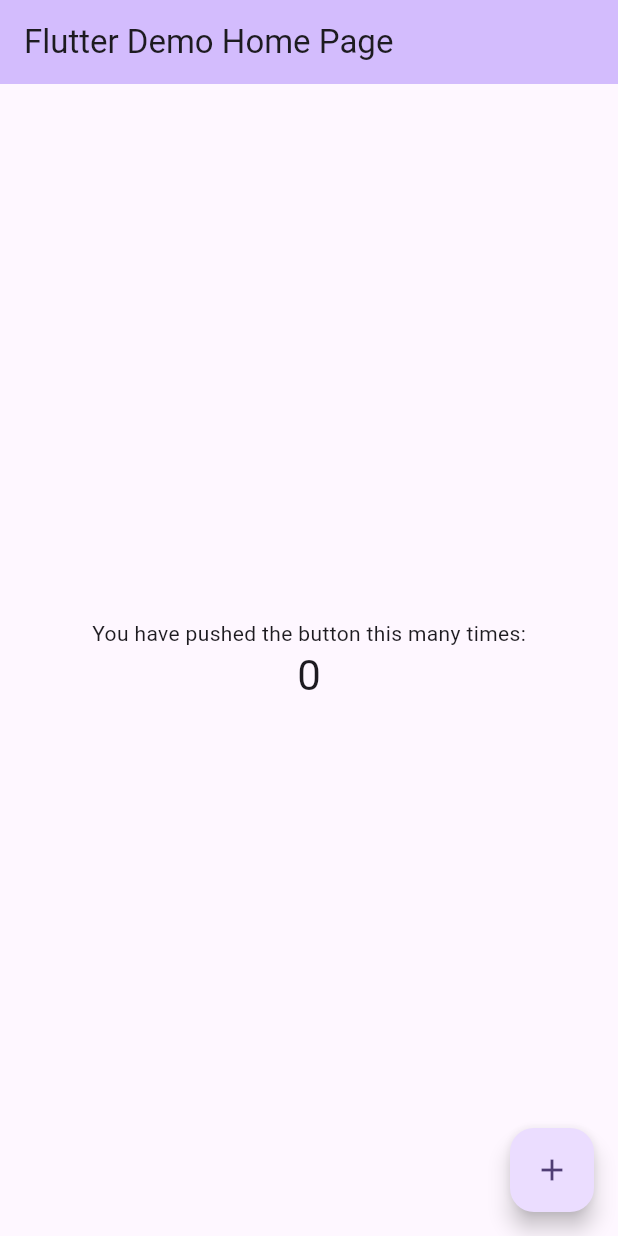
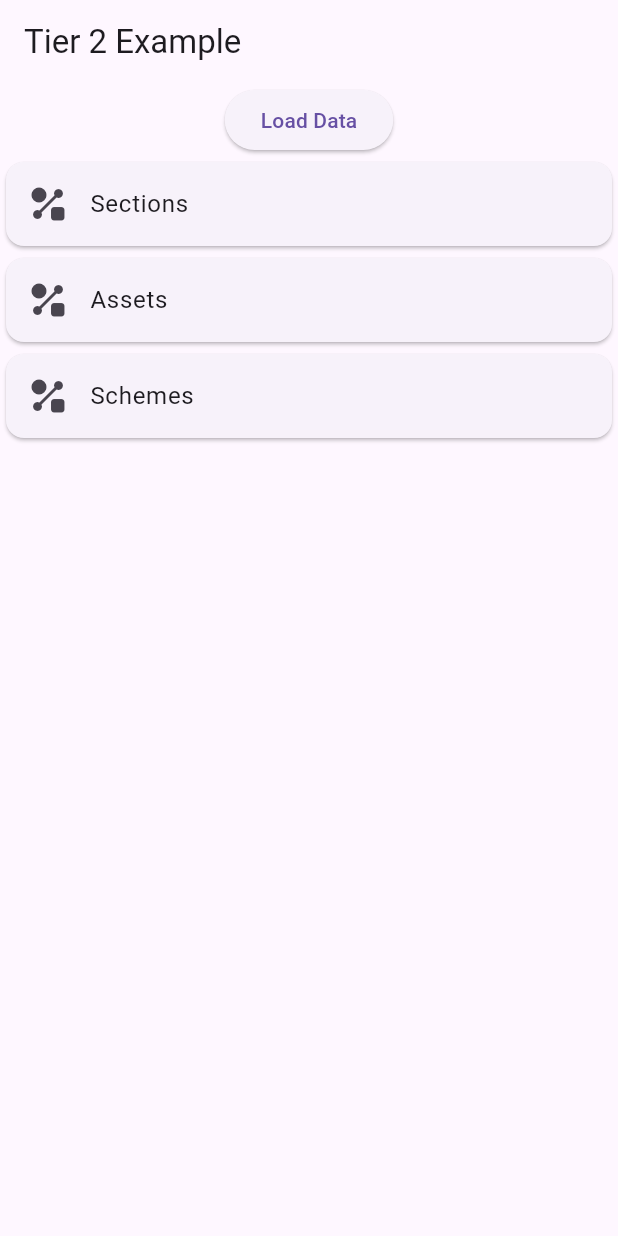
Before and after one commit to karl-xais-pts/flutter-exercise2-ui, a Flutter app: the screen it shows after launch, on a phone screen of 412 x 824 dp. Run offline on Flutter 3.47's test engine with Material 3 defaults, Android fonts, the phone set to English and light mode, and no system bars.

```diff
--- a/lib/main.dart
+++ b/lib/main.dart
@@ -1,121 +1,57 @@
 import 'package:flutter/material.dart';
 
 void main() {
-  runApp(const MyApp());
+  runApp(MyApp());
 }
 
 class MyApp extends StatelessWidget {
   const MyApp({super.key});
 
-  // This widget is the root of your application.
   @override
   Widget build(BuildContext context) {
-    return MaterialApp(
-      title: 'Flutter Demo',
-      theme: ThemeData(
-        // This is the theme of your application.
-        //
-        // TRY THIS: Try running your application with "flutter run". You'll see
-        // the application has a purple toolbar. Then, without quitting the app,
-        // try changing the seedColor in the colorScheme below to Colors.green
-        // and then invoke "hot reload" (save your changes or press the "hot
-        // reload" button in a Flutter-supported IDE, or press "r" if you used
-        // the command line to start the app).
-        //
-        // Notice that the counter didn't reset back to zero; the application
-        // state is not lost during the reload. To reset the state, use hot
-        // restart instead.
-        //
-        // This works for code too, not just values: Most code changes can be
-        // tested with just a hot reload.
-        colorScheme: .fromSeed(seedColor: Colors.deepPurple),
-      ),
-      home: const MyHomePage(title: 'Flutter Demo Home Page'),
-    );
+    return MaterialApp(home: ExampleScreen());
   }
 }
 
-class MyHomePage extends StatefulWidget {
-  const MyHomePage({super.key, required this.title});
-
-  // This widget is the home page of your application. It is stateful, meaning
-  // that it has a State object (defined below) that contains fields that affect
-  // how it looks.
-
-  // This class is the configuration for the state. It holds the values (in this
-  // case the title) provided by the parent (in this case the App widget) and
-  // used by the build method of the State. Fields in a Widget subclass are
-  // always marked "final".
-
-  final String title;
+// ↓ Put your Tier 2 code here ↓
+class ExampleScreen extends StatefulWidget {
+  const ExampleScreen({super.key});
 
   @override
-  State<MyHomePage> createState() => _MyHomePageState();
+  State<ExampleScreen> createState() => _ExampleScreenState();
 }
 
-class _MyHomePageState extends State<MyHomePage> {
-  int _counter = 0;
-
-  void _incrementCounter() {
-    setState(() {
-      // This call to setState tells the Flutter framework that something has
-      // changed in this State, which causes it to rerun the build method below
-      // so that the display can reflect the updated values. If we changed
-      // _counter without calling setState(), then the build method would not be
-      // called again, and so nothing would appear to happen.
-      _counter++;
-    });
-  }
+class _ExampleScreenState extends State<ExampleScreen> {
+  final List<String> items = ["Sections", "Assets", "Schemes"];
 
   @override
   Widget build(BuildContext context) {
-    // This method is rerun every time setState is called, for instance as done
-    // by the _incrementCounter method above.
-    //
-    // The Flutter framework has been optimized to make rerunning build methods
-    // fast, so that you can just rebuild anything that needs updating rather
-    // than having to individually change instances of widgets.
     return Scaffold(
-      appBar: AppBar(
-        // TRY THIS: Try changing the color here to a specific color (to
-        // Colors.amber, perhaps?) and trigger a hot reload to see the AppBar
-        // change color while the other colors stay the same.
-        backgroundColor: Theme.of(context).colorScheme.inversePrimary,
-        // Here we take the value from the MyHomePage object that was created by
-        // the App.build method, and use it to set our appbar title.
-        title: Text(widget.title),
-      ),
-      body: Center(
-        // Center is a layout widget. It takes a single child and positions it
-        // in the middle of the parent.
-        child: Column(
-          // Column is also a layout widget. It takes a list of children and
-          // arranges them vertically. By default, it sizes itself to fit its
-          // children horizontally, and tries to be as tall as its parent.
-          //
-          // Column has various properties to control how it sizes itself and
-          // how it positions its children. Here we use mainAxisAlignment to
-          // center the children vertically; the main axis here is the vertical
-          // axis because Columns are vertical (the cross axis would be
-          // horizontal).
-          //
-          // TRY THIS: Invoke "debug painting" (choose the "Toggle Debug Paint"
-          // action in the IDE, or press "p" in the console), to see the
-          // wireframe for each widget.
-          mainAxisAlignment: .center,
-          children: [
-            const Text('You have pushed the button this many times:'),
-            Text(
-              '$_counter',
-              style: Theme.of(context).textTheme.headlineMedium,
+      appBar: AppBar(title: const Text('Tier 2 Example')),
+      body: Column(
+        children: [
+          ElevatedButton(
+            onPressed: () {
+              ScaffoldMessenger.of(
+                context,
+              ).showSnackBar(const SnackBar(content: Text("Data loaded")));
+            },
+            child: const Text('Load Data'),
+          ),
+          Expanded(
+            child: ListView.builder(
+              itemCount: items.length,
+              itemBuilder: (_, index) {
+                return Card(
+                  child: ListTile(
+                    leading: const Icon(Icons.shape_line),
+                    title: Text(items[index]),
+                  ),
+                );
+              },
             ),
-          ],
-        ),
-      ),
-      floatingActionButton: FloatingActionButton(
-        onPressed: _incrementCounter,
-        tooltip: 'Increment',
-        child: const Icon(Icons.add),
+          ),
+        ],
       ),
     );
   }
```
Also changed, not shown: 1 other file.
